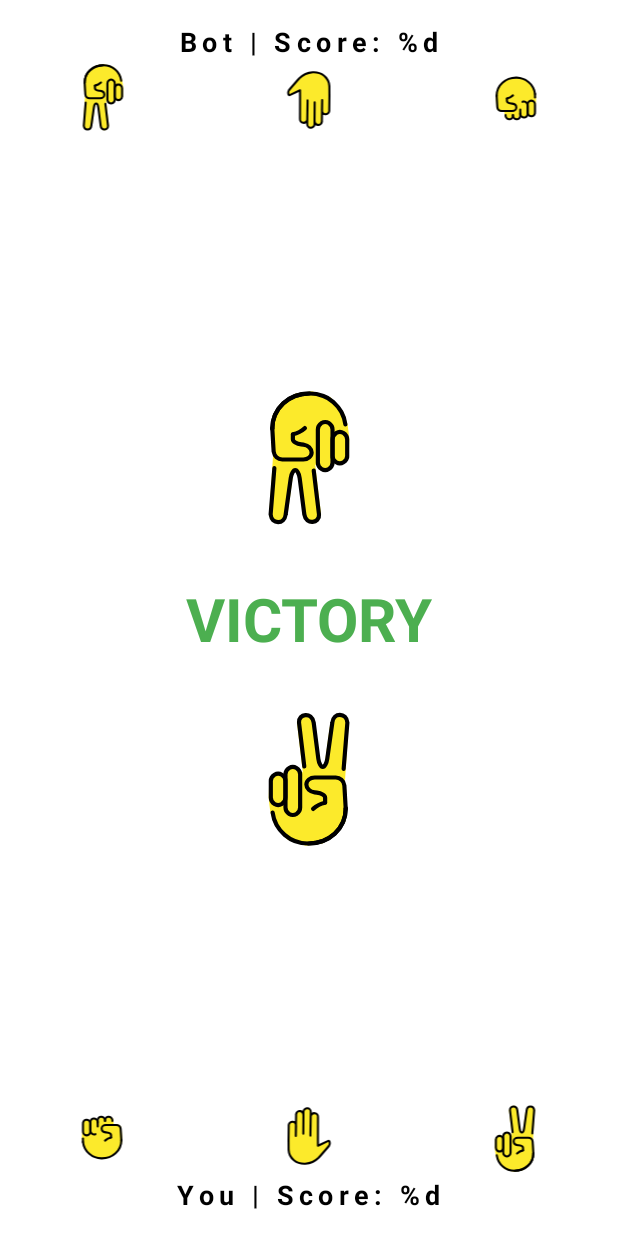
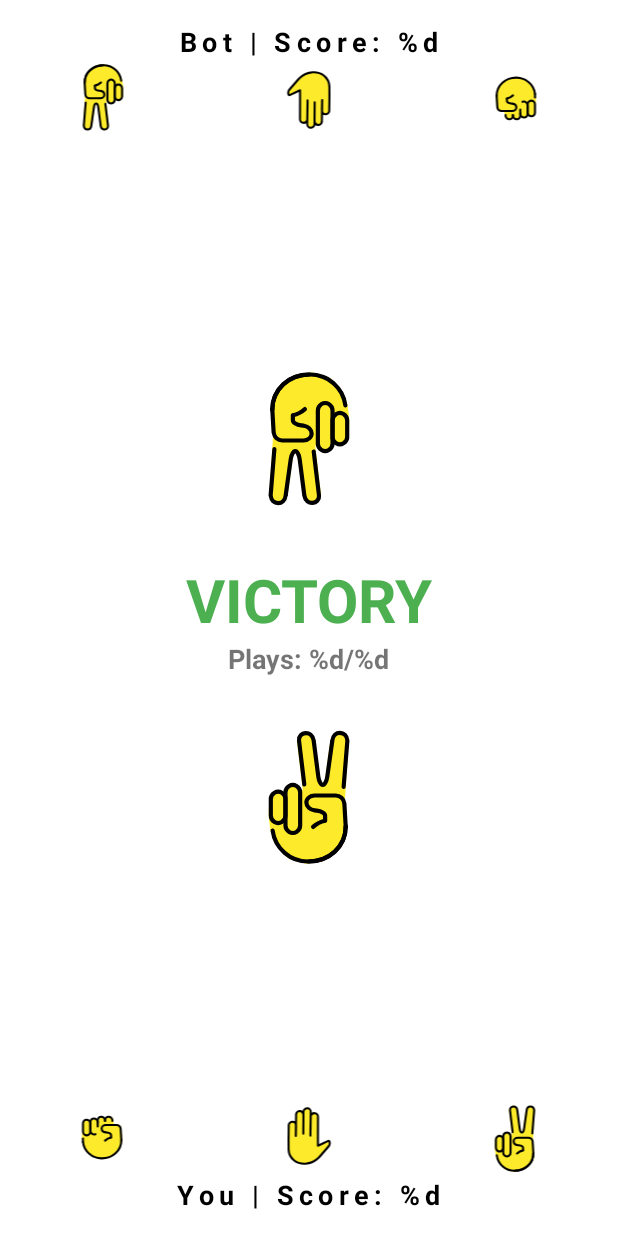
Before and after one commit to mariannebravo/pedrapapeltesoura, an Android app: the layout activity_main.xml on its own in the app's theme, with its tools: preview values and no code run, on a phone screen of 412 x 824 dp. Run offline under Robolectric (Android 15) with nearby library versions, the phone set to English and light mode, and no system bars.

Commit message:
clicko clicko clicko

```diff
--- a/app/src/main/res/layout/activity_main.xml
+++ b/app/src/main/res/layout/activity_main.xml
@@ -68,11 +68,23 @@
             android:id="@+id/textResult"
             android:layout_width="wrap_content"
             android:layout_height="wrap_content"
-            android:layout_marginVertical="30dp"
+            android:layout_marginTop="30dp"
             android:textColor="@color/green"
             android:textSize="40sp"
             android:textStyle="bold"
             tools:text="VICTORY" />
+
+        <TextView
+            android:id="@+id/textPlays"
+            android:layout_width="wrap_content"
+            android:layout_height="wrap_content"
+            android:textSize="18sp"
+            android:textStyle="bold"
+            android:layout_marginBottom="30dp"
+            android:text="@string/plays"
+            android:visibility="gone"
+            tools:visibility="visible"
+            />
 
         <ImageView
             android:id="@+id/imagePlayerPlay"
--- a/app/src/main/res/values/strings.xml
+++ b/app/src/main/res/values/strings.xml
@@ -2,4 +2,5 @@
     <string name="app_name">Jogo da Mari e do Gui</string>
     <string name="you_score">You | Score: %d</string>
     <string name="bot_score">Bot | Score: %d</string>
+    <string name="plays">Plays: %d/%d</string>
 </resources>
```
Also changed, not shown: app/src/main/java/me/marizinha/pedra_papel_tesoura/MainActivity.kt (+46 -0 lines).
